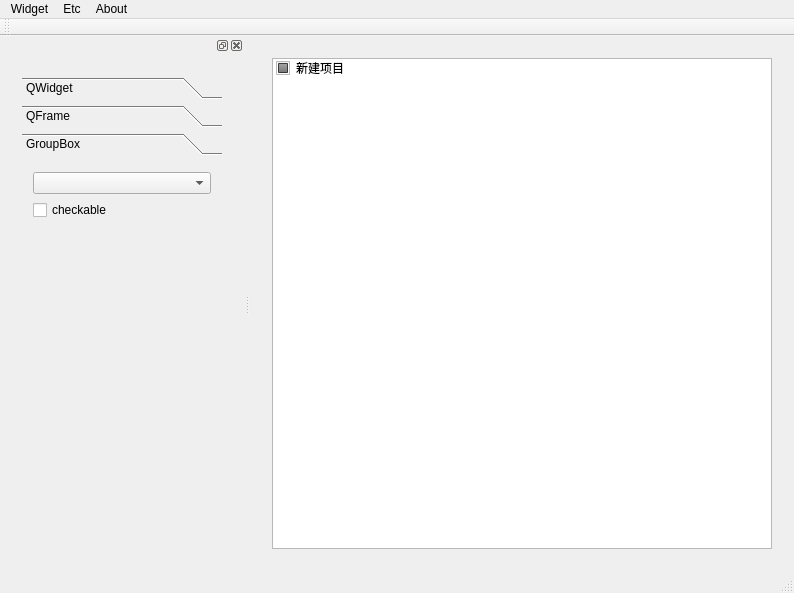
Before: the Qt Designer form Control_2/mainwindow.ui in LubanCat/embed_qt_develop_tutorial_code, drawn with Qt 5.
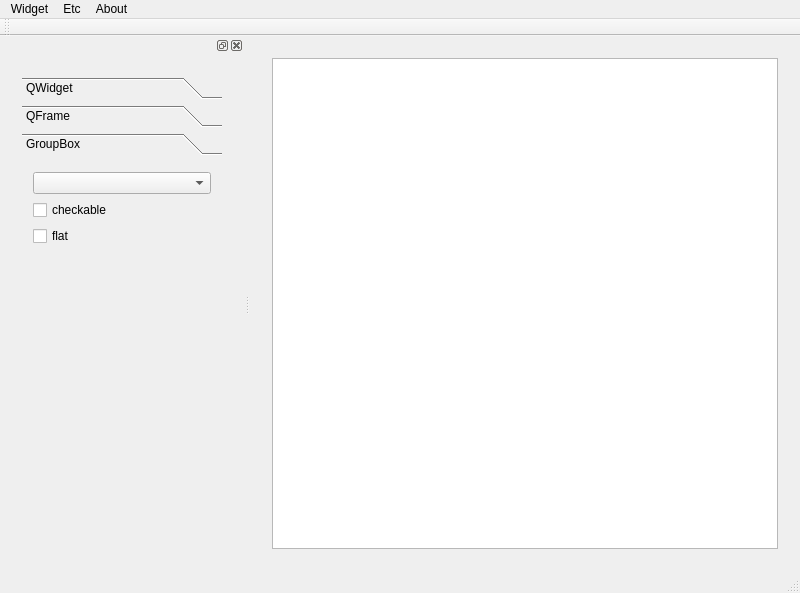
After: the same form once the commit is applied. The open tabs and pages were chosen to show the change. Icons and pictures are not drawn.

```diff
--- a/Control_2/mainwindow.ui
+++ b/Control_2/mainwindow.ui
@@ -6,7 +6,7 @@
    <rect>
     <x>0</x>
     <y>0</y>
-    <width>794</width>
+    <width>800</width>
     <height>593</height>
    </rect>
   </property>
@@ -300,23 +300,7 @@
       <widget class="QWidget" name="page_listWidget">
        <layout class="QGridLayout" name="gridLayout_10">
         <item row="0" column="0">
-         <widget class="QListWidget" name="listWidget">
-          <item>
-           <property name="text">
-            <string>新建项目</string>
-           </property>
-           <property name="checkState">
-            <enum>PartiallyChecked</enum>
-           </property>
-           <property name="icon">
-            <iconset resource="../Skin/images.qrc">
-             <normaloff>:/images/backlight/ic_hand_30.png</normaloff>:/images/backlight/ic_hand_30.png</iconset>
-           </property>
-           <property name="flags">
-            <set>ItemIsSelectable|ItemIsEditable|ItemIsDragEnabled|ItemIsDropEnabled|ItemIsUserCheckable|ItemIsEnabled</set>
-           </property>
-          </item>
-         </widget>
+         <widget class="QListWidget" name="listWidget"/>
         </item>
        </layout>
       </widget>
@@ -349,7 +333,7 @@
     <rect>
      <x>0</x>
      <y>0</y>
-     <width>794</width>
+     <width>800</width>
      <height>28</height>
     </rect>
    </property>
@@ -407,7 +391,7 @@
    </attribute>
    <widget class="QWidget" name="dockWidgetContents">
     <layout class="QGridLayout" name="gridLayout_15">
-     <item row="1" column="0">
+     <item row="0" column="0" rowspan="2">
       <widget class="QStackedWidget" name="stackedWidget_menu">
        <property name="currentIndex">
         <number>2</number>
@@ -591,22 +575,29 @@
                </property>
               </widget>
              </item>
-             <item row="2" column="0">
-              <spacer name="verticalSpacer_9">
-               <property name="orientation">
-                <enum>Qt::Vertical</enum>
-               </property>
-               <property name="sizeHint" stdset="0">
-                <size>
-                 <width>20</width>
-                 <height>297</height>
-                </size>
-               </property>
-              </spacer>
-             </item>
              <item row="0" column="0">
               <widget class="QComboBox" name="cbox_demo_alignment"/>
              </item>
+             <item row="3" column="0">
+              <spacer name="verticalSpacer_9">
+               <property name="orientation">
+                <enum>Qt::Vertical</enum>
+               </property>
+               <property name="sizeHint" stdset="0">
+                <size>
+                 <width>20</width>
+                 <height>268</height>
+                </size>
+               </property>
+              </spacer>
+             </item>
+             <item row="2" column="0">
+              <widget class="QCheckBox" name="checkBox_demo_flat">
+               <property name="text">
+                <string>flat</string>
+               </property>
+              </widget>
+             </item>
             </layout>
            </widget>
           </widget>
```
Left out of the diff: 10 changed lines with no effect on the pictures.
